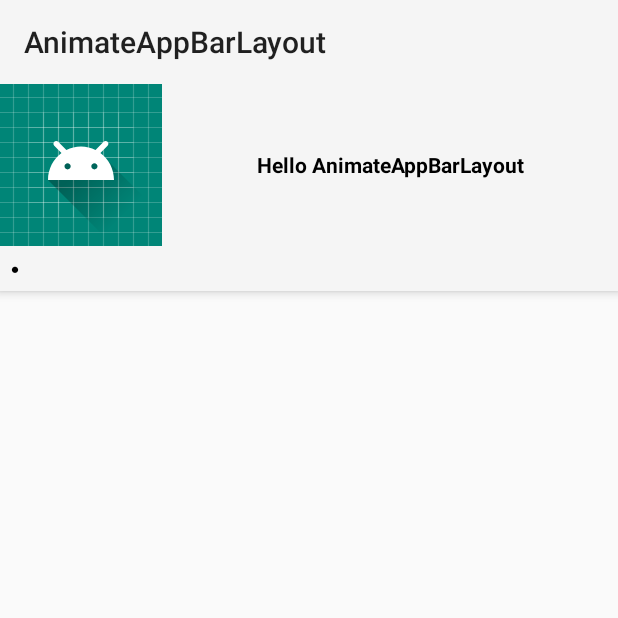
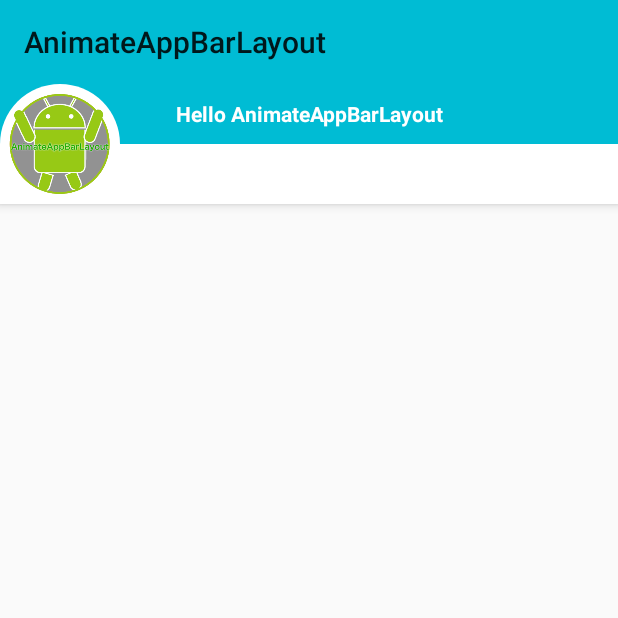
Before and after one commit to rwadada/AnimateAppBarLayout, an Android app: the screen it shows after launch (MainActivity), on a phone screen of 412 x 824 dp, the top half of it. Run offline under Robolectric (Android 15) with nearby library versions, the phone set to English and light mode, and no system bars.

Commit message:
update example

```diff
--- a/build.gradle
+++ b/build.gradle
@@ -18,6 +18,9 @@ allprojects {
     repositories {
         google()
         jcenter()
+        maven {
+            url 'https://jitpack.io'
+        }
     }
 }
 
--- a/example/build.gradle
+++ b/example/build.gradle
@@ -33,7 +33,7 @@ dependencies {
     implementation 'com.google.android.material:material:1.0.0'
 
     //animate appbar layout
-    implementation project(':animateappbarlayout')
+    implementation 'com.github.rwadada:AnimateAppBarLayout:1.0.0-beta1'
 
     testImplementation 'junit:junit:4.12'
     androidTestImplementation 'androidx.test:runner:1.2.0'
--- a/example/src/main/java/com/example/animateappbarlayout/MainActivity.kt
+++ b/example/src/main/java/com/example/animateappbarlayout/MainActivity.kt
@@ -22,7 +22,7 @@ class MainActivity : AppCompatActivity() {
             pivotXType = Animation.RELATIVE_TO_SELF,
             pivotXVal = 0.5f,
             pivotYType = Animation.RELATIVE_TO_SELF,
-            pivotYVal = 1.0f
+            pivotYVal = 0.5f
         )
         val appBarAlphaAnimation = AppBarAlphaAnimation(
             fromAlpha = 1.0f,
@@ -32,9 +32,9 @@ class MainActivity : AppCompatActivity() {
             fromDegree = 0.0f,
             toDegree = 360.0f,
             pivotXType = Animation.RELATIVE_TO_SELF,
-            pivotXVal = 0.0f,
+            pivotXVal = 0.5f,
             pivotYType = Animation.RELATIVE_TO_SELF,
-            pivotYVal = 0.0f
+            pivotYVal = 0.5f
         )
         val appBarTranslateAnimation = AppBarTranslateAnimation(
             fromXType = Animation.RELATIVE_TO_PARENT,
@@ -47,14 +47,22 @@ class MainActivity : AppCompatActivity() {
             toYValue = 1.0f
         )
 
-        val appBarAnimationSet = AppBarAnimationSet()
-        appBarAnimationSet.addAnimation(appBarScaleAnimation)
-        appBarAnimationSet.addAnimation(appBarAlphaAnimation)
-        appBarAnimationSet.addAnimation(appBarRotateAnimation)
-        appBarAnimationSet.addAnimation(appBarTranslateAnimation)
+        val appBarAnimationSet1 = AppBarAnimationSet()
+        appBarAnimationSet1.addAnimation(appBarScaleAnimation)
+        appBarAnimationSet1.addAnimation(appBarAlphaAnimation)
 
-        appBarLayout.setAnimation(appBarAnimationSet = appBarAnimationSet,
+        appBarLayout.setAnimation(appBarAnimationSet = appBarAnimationSet1,
             targetResourceId = R.id.toolbar,
             scrollViewResourceId = R.id.toolbar)
+
+        val appBarAnimationSet2 = AppBarAnimationSet()
+        appBarAnimationSet2.addAnimation(appBarScaleAnimation)
+        appBarAnimationSet2.addAnimation(appBarRotateAnimation)
+
+        appBarLayout.setAnimation(appBarAnimationSet = appBarAnimationSet2,
+            targetResourceId = R.id.toolbar,
+            scrollViewResourceId = R.id.toolbar)
+
+        appBarLayout.setAnimation(appBarAnimationSet2, R.id.image_view, R.id.toolbar)
     }
 }
--- /dev/null
+++ b/example/src/main/res/drawable/bg_img.xml
@@ -0,0 +1,5 @@
+<?xml version="1.0" encoding="utf-8"?>
+<shape xmlns:android="http://schemas.android.com/apk/res/android"
+       android:shape="oval">
+    <solid android:color="#ffffff"/>
+</shape>
--- a/example/src/main/res/layout/activity_main.xml
+++ b/example/src/main/res/layout/activity_main.xml
@@ -9,6 +9,7 @@
 
     <com.rwadada.animateappbarlayout.AnimateAppBarLayout
             android:id="@+id/appbar_layout"
+            android:background="#00BCD4"
             android:layout_width="match_parent"
             android:layout_height="wrap_content">
 
@@ -20,40 +21,34 @@
                 app:layout_scrollFlags="scroll|enterAlways"/>
 
         <androidx.constraintlayout.widget.ConstraintLayout
+                android:background="#ffffff"
                 android:layout_width="match_parent"
                 android:layout_height="wrap_content">
 
+            <TextView
+                    android:id="@+id/text_view"
+                    android:layout_width="match_parent"
+                    android:layout_height="40dp"
+                    android:background="#00BCD4"
+                    android:text="Hello AnimateAppBarLayout"
+                    android:textColor="#ffffff"
+                    android:textStyle="bold"
+                    android:gravity="center"
+                    app:layout_constraintTop_toTopOf="parent"
+                    app:layout_constraintStart_toStartOf="parent"
+                    app:layout_constraintEnd_toEndOf="parent"/>
+
             <ImageView
                     android:id="@+id/image_view"
-                    android:layout_width="wrap_content"
-                    android:layout_height="wrap_content"
-                    app:layout_constraintTop_toTopOf="parent"
+                    android:layout_width="80dp"
+                    android:layout_height="80dp"
+                    android:padding="3dp"
+                    app:layout_constraintTop_toBottomOf="@id/text_view"
+                    app:layout_constraintBottom_toBottomOf="@id/text_view"
                     app:layout_constraintStart_toStartOf="parent"
-                    android:src="@drawable/ic_launcher_foreground"
-                    android:background="@drawable/ic_launcher_background"
+                    android:src="@drawable/ic_animateappbarlayout"
+                    android:background="@drawable/bg_img"
                     tools:ignore="ContentDescription"/>
-
-            <TextView
-                    android:id="@+id/text_view"
-                    android:layout_width="0dp"
-                    android:layout_height="0dp"
-                    android:text="Hello AnimateAppBarLayout"
-                    android:textColor="#000000"
-                    android:textStyle="bold"
-                    android:gravity="center"
-                    app:layout_constraintTop_toTopOf="@id/image_view"
-                    app:layout_constraintBottom_toBottomOf="@id/image_view"
-                    app:layout_constraintStart_toEndOf="@id/image_view"
-                    app:layout_constraintEnd_toEndOf="parent"/>
-            <TextView
-                    android:id="@+id/dot"
-                    android:layout_width="wrap_content"
-                    android:layout_height="wrap_content"
-                    android:text="・"
-                    android:textColor="#000000"
-                    android:textSize="20sp"
-                    app:layout_constraintStart_toStartOf="parent"
-                    app:layout_constraintTop_toBottomOf="@id/image_view"/>
         </androidx.constraintlayout.widget.ConstraintLayout>
 
     </com.rwadada.animateappbarlayout.AnimateAppBarLayout>
```
Also changed, not shown: example/src/main/res/drawable/ic_animateappbarlayout.webp (added).
